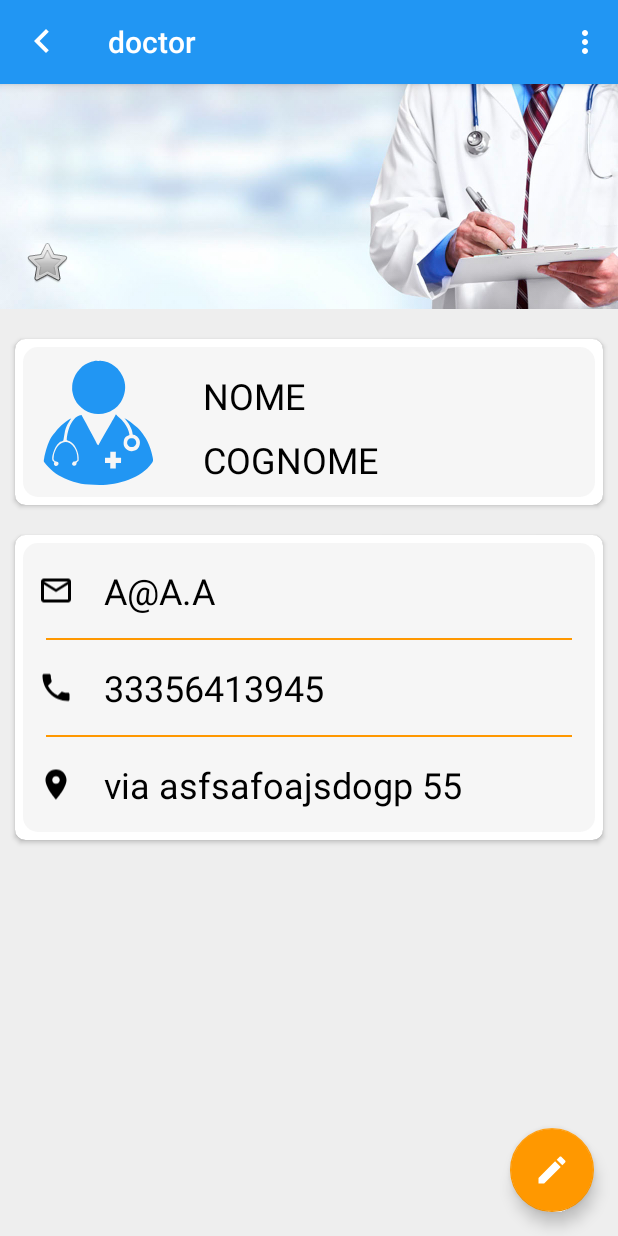
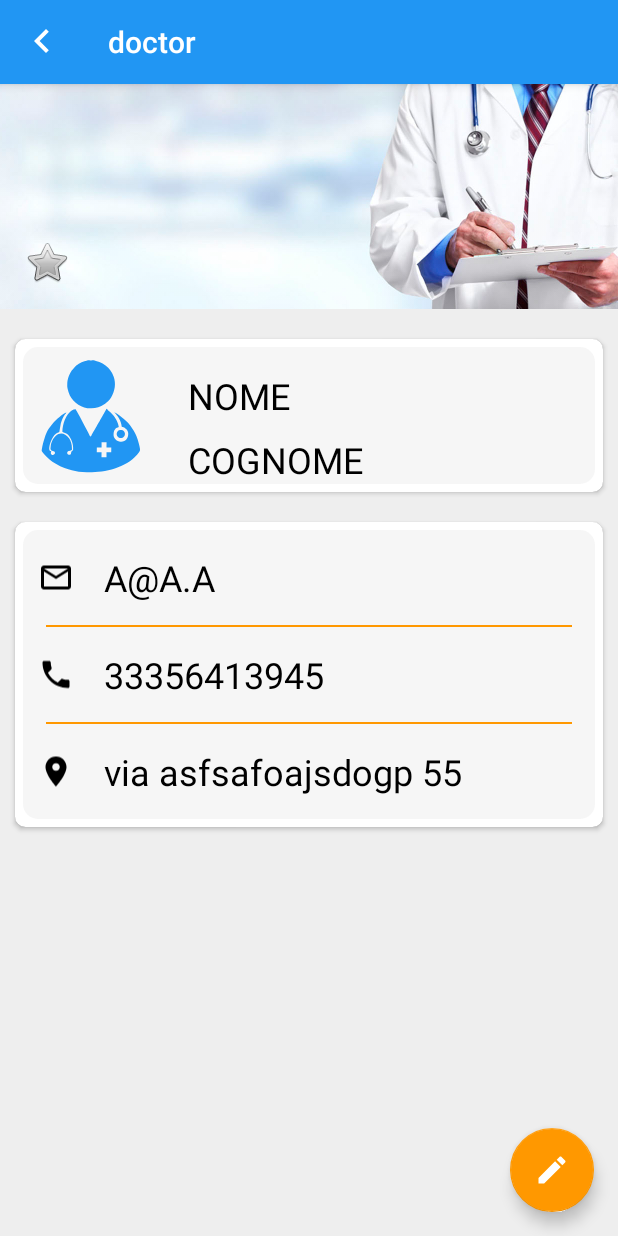
Before and after one commit to P00L/DIMA_2016, an Android app: the fragment DocFragment placed in its activity, on a phone screen of 412 x 824 dp. Run offline under Robolectric (Android 15) with nearby library versions, the phone set to English and light mode, and no system bars; our stand-ins replace CircleImageView; libraries missing offline, so code that uses them is left out: com.amazonaws.mobileconnectors, com.amazonaws.services; 17 statements that could not run were skipped.

Commit message:
changed pending schedule layout. removed settings in action bar

```diff
--- /dev/null
+++ b/MySampleApp/app/src/main/res/drawable/refill.xml
@@ -0,0 +1,6 @@
+<vector android:height="24dp" android:viewportHeight="2000.0"
+    android:viewportWidth="2000.0" android:width="24dp" xmlns:android="http://schemas.android.com/apk/res/android">
+    <path android:fillColor="#FF000000" android:pathData="M574,556l0,858c0,55 34,127 54,164 11,22 28,46 43,64 6,7 7,8 13,15 63,80 186,124 289,114 18,-2 34,0 52,-3 16,-2 36,-6 51,-6 -3,-11 -18,-28 -27,-37 -15,-15 -19,-18 -30,-36 -114,0 -180,-22 -247,-71 -54,-41 -109,-115 -109,-208l0,-839c0,-157 146,-303 271,-303 34,0 66,-5 66,43 0,10 -3,15 -9,22 -4,4 -14,10 -19,11 -41,9 -75,-3 -146,45 -46,31 -87,125 -87,171l0,425 521,0 0,214 92,0 0,-651c0,-47 -49,-150 -76,-192 -13,-21 -25,-35 -39,-53 -44,-57 -140,-123 -241,-123 -90,0 -112,2 -194,36 -17,7 -43,24 -57,35 -20,15 -34,28 -51,45 -15,15 -28,33 -41,51 -35,51 -79,150 -79,209z"/>
+    <path android:fillColor="@color/colorPrimary" android:pathData="M1141,1529c0,-8 21,-33 39,-36l92,-3c0,-13 2,-15 3,-27 1,-11 0,-23 1,-34 2,-26 1,-44 10,-55 35,-45 70,16 70,21l0,95c10,1 14,2 18,2 14,1 81,0 94,9 43,30 12,58 -3,63l-92,7c-15,-1 5,-5 -17,0 0,29 0,103 -14,120 -13,15 -22,19 -39,13 -37,-13 -28,-56 -27,-103 0,-37 -1,-31 -39,-30 -42,0 -66,9 -85,-19 -2,-3 -11,-20 -11,-23zM1112,1379c-1,7 -2,10 -5,15 -9,18 0,6 -12,12 -11,9 -28,67 -30,89 -19,177 140,318 318,271 61,-16 114,-60 144,-109 55,-91 51,-192 -13,-283 -79,-116 -269,-136 -374,-30l-28,35z"/>
+    <path android:fillColor="@color/colorPrimary" android:pathData="M1095,1406c12,-6 3,6 12,-12 3,-5 4,-8 5,-15 0,1 -2,1 -2,2 0,2 -2,2 -2,2l-13,23z"/>
+</vector>
--- a/MySampleApp/app/src/main/res/menu/home.xml
+++ b/MySampleApp/app/src/main/res/menu/home.xml
@@ -1,9 +1,5 @@
 <?xml version="1.0" encoding="utf-8"?>
 <menu xmlns:android="http://schemas.android.com/apk/res/android"
     xmlns:app="http://schemas.android.com/apk/res-auto">
-    <item
-        android:id="@+id/action_settings"
-        android:orderInCategory="100"
-        android:title="@string/action_settings"
-        app:showAsAction="never" />
+
 </menu>
--- a/MySampleApp/app/src/main/res/values/dimens.xml
+++ b/MySampleApp/app/src/main/res/values/dimens.xml
@@ -17,7 +17,7 @@
     <dimen name="fab_margin">16dp</dimen>
 
     <dimen name="margin_card">10dp</dimen>
-    <dimen name="icon_dim">100dp</dimen>
+    <dimen name="icon_dim">90dp</dimen>
     <dimen name="margin_icon_small_detail">10dp</dimen>
     <dimen name="margin_text_detail">20dp</dimen>
     <dimen name="size_text_detail">24sp</dimen>
```
Also changed, not shown: MySampleApp/app/src/main/java/com/mysampleapp/activity/HomeActivity.java (+2 -5 lines), MySampleApp/app/src/main/res/layout/item_pending_schedule.xml (+21 -12 lines).
